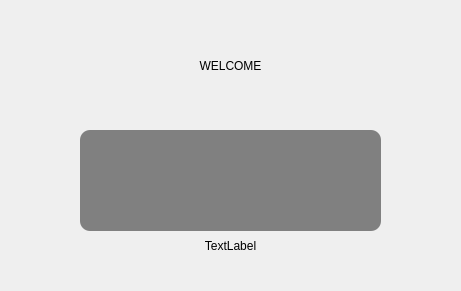
Before: the Qt Designer form static/loading_window.ui in marcin-kraviec/Stock-Assistant, drawn with Qt 5.
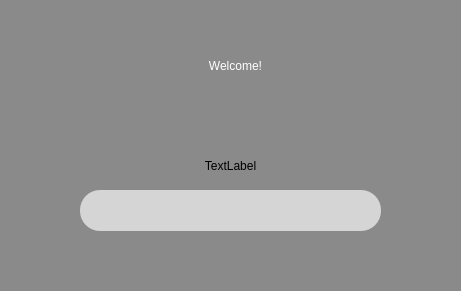
After: the same form once the commit is applied.

Commit message: Add loading window with progressBar functionality

The edit to the form file:
```diff
--- a/static/loading_window.ui
+++ b/static/loading_window.ui
@@ -5,28 +5,39 @@
   <property name="enabled">
    <bool>true</bool>
   </property>
+  <property name="geometry">
+   <rect>
+    <x>0</x>
+    <y>0</y>
+    <width>461</width>
+    <height>291</height>
+   </rect>
+  </property>
   <property name="windowTitle">
    <string>Form</string>
   </property>
   <property name="layoutDirection">
    <enum>Qt::LeftToRight</enum>
   </property>
+  <property name="styleSheet">
+   <string notr="true">background-color: rgb(138, 138, 138)</string>
+  </property>
   <widget class="QProgressBar" name="progressBar">
    <property name="geometry">
     <rect>
      <x>80</x>
-     <y>130</y>
+     <y>190</y>
      <width>301</width>
-     <height>101</height>
+     <height>41</height>
     </rect>
    </property>
    <property name="styleSheet">
     <string notr="true">QProgressBar{
-	border-radius: 10px;
-	background-color: gray;
+	border-radius: 20px;
+	background-color: rgb(213, 213, 213);
 }
 QProgressBar::chunk{
-	border-radius: 10px;
+	border-radius: 20px;
 	background-color: rgb(255, 210, 29);
 }</string>
    </property>
@@ -47,7 +58,7 @@
    <property name="geometry">
     <rect>
      <x>200</x>
-     <y>230</y>
+     <y>150</y>
      <width>61</width>
      <height>31</height>
     </rect>
@@ -68,17 +79,19 @@
   <widget class="QLabel" name="label">
    <property name="geometry">
     <rect>
-     <x>80</x>
-     <y>30</y>
-     <width>301</width>
-     <height>71</height>
+     <x>40</x>
+     <y>20</y>
+     <width>391</width>
+     <height>91</height>
     </rect>
    </property>
    <property name="styleSheet">
-    <string notr="true">font: 40pt &quot;Reem Kufi&quot;;</string>
+    <string notr="true">font: 50pt &quot;Reem Kufi&quot;;
+color: white;
+</string>
    </property>
    <property name="text">
-    <string>WELCOME</string>
+    <string>Welcome!</string>
    </property>
    <property name="alignment">
     <set>Qt::AlignCenter</set>
```
The commit also changes 3 other files.
